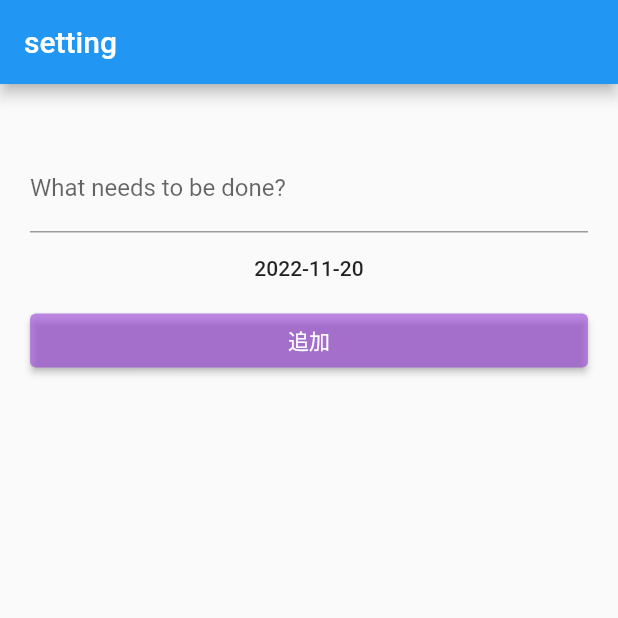
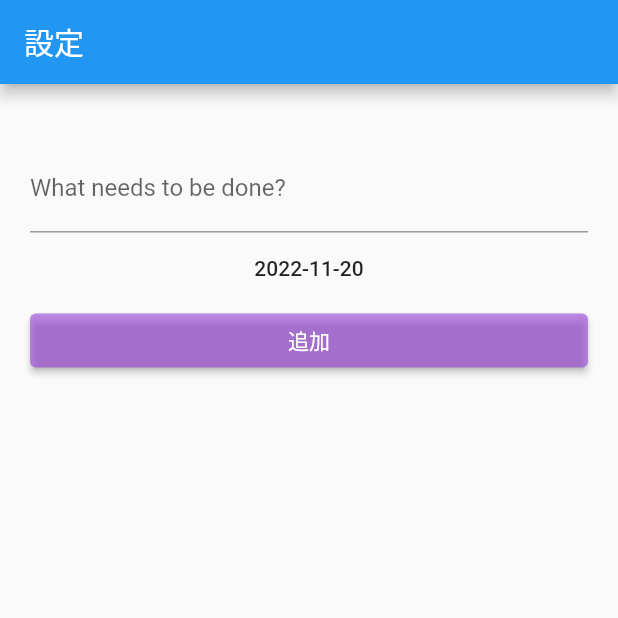
Before and after one commit to syasuki/project_manage, a Flutter app: the screen it shows after launch, item 4 of the bottom bar chosen, on a phone screen of 412 x 824 dp, the top half of it. Run offline on Flutter 3.47's test engine with Material 2 defaults, Android fonts, the phone set to English and light mode, and no system bars; our stand-ins replace awesome_dialog, flutter_hooks, flutter_riverpod, hooks_riverpod, sqflite, state_notifier; missing offline and left inert: dart:html; accounts and stored records are empty.

Commit message:
fix bottom_tab_view

```diff
--- a/lib/base_tab_view.dart
+++ b/lib/base_tab_view.dart
@@ -11,7 +11,7 @@ import 'folder_view.dart';
 
 final baseTabViewProvider = StateProvider<ViewType>((ref) => ViewType.home);
 
-enum ViewType { home, info ,section,setting}
+enum ViewType { calender, home ,section,setting}
 
 class BaseTabView extends ConsumerWidget {
   BaseTabView({Key? key}) : super(key: key);
@@ -23,11 +23,32 @@ class BaseTabView extends ConsumerWidget {
     const Setting()
   ];
 
+  String getViewName(String name){
+    var text = "";
+    switch(name) {
+      case 'calender':
+        text = "カレンダー";
+        break;
+      case 'home':
+        text = "リスト";
+        break;
+      case 'section':
+        text = "項目";
+        break;
+      case 'setting':
+        text = "設定";
+        break;
+      default:
+        text = "設定";
+    }
+    return text;
+  }
+
   @override
   Widget build(BuildContext context, WidgetRef ref) {
     final view = ref.watch(baseTabViewProvider.state);
     return Scaffold(
-      appBar: AppBar(title: Text(view.state.name)),
+      appBar: AppBar(title: Text(getViewName(view.state.name))),
       body: widgets[view.state.index],
       bottomNavigationBar: BottomNavigationBar(
         items: const [
```
